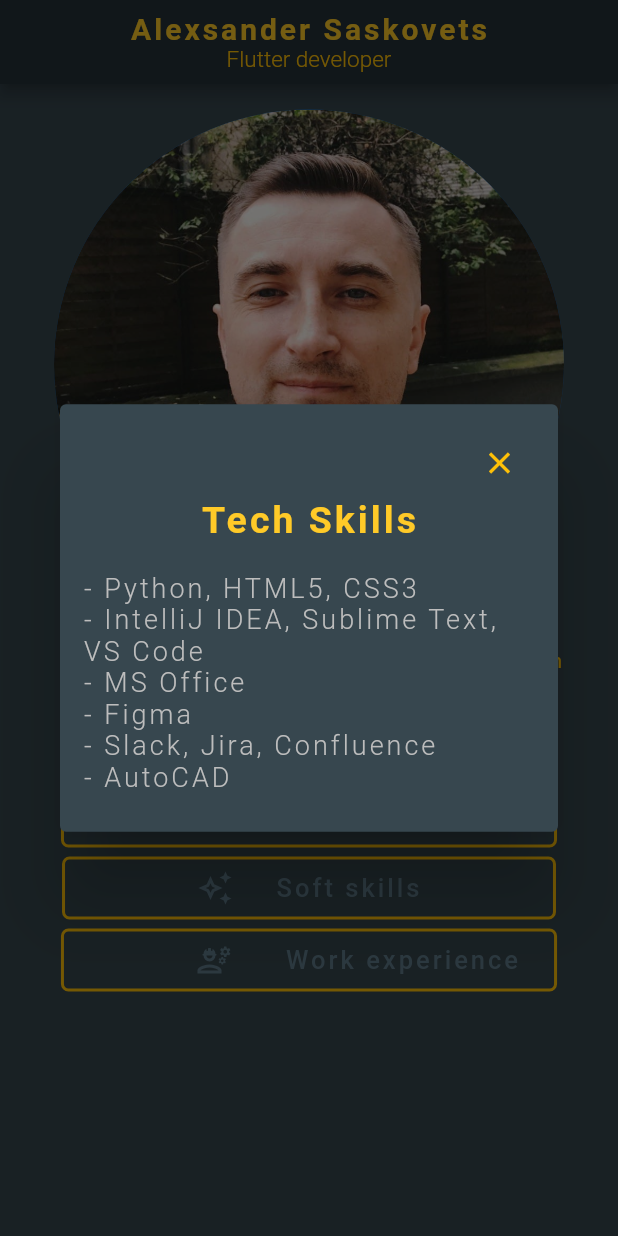
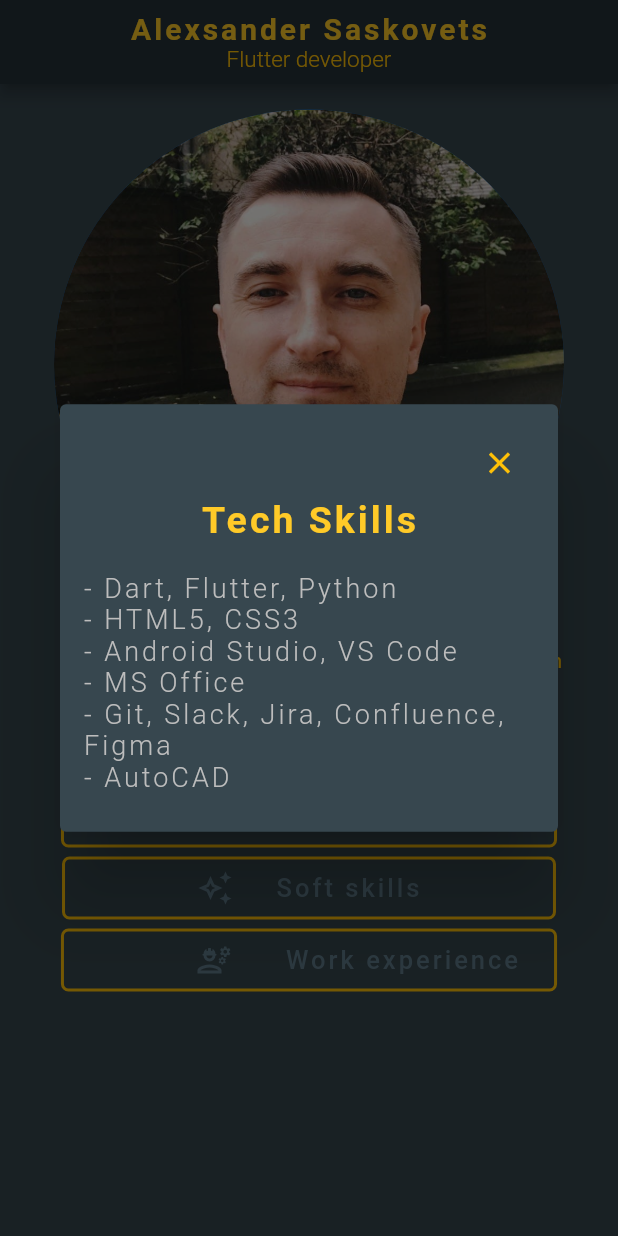
Before and after one commit to ungabunga84/My_CV_Flutter_App, a Flutter app: the screen it shows after launch, after a tap on "Tech skills", on a phone screen of 412 x 824 dp. Run offline on Flutter 3.47's test engine with Material 2 defaults, Android fonts, the phone set to English and light mode, and no system bars; Roboto replaces fonts that are missing (LibreFrankling).

Commit message:
2nd commit

```diff
--- a/lib/main.dart
+++ b/lib/main.dart
@@ -263,7 +263,7 @@ class _HomeState extends State<Home> {
                                             ),
                                             SizedBox(height: 20),
                                             Text(
-                                              '- Python, HTML5, CSS3',
+                                              '- Dart, Flutter, Python',
                                               style: TextStyle(
                                                 color: Colors.grey[400],
                                                 fontFamily: 'LibreFrankling',
@@ -274,7 +274,18 @@ class _HomeState extends State<Home> {
                                               ),
                                             ),
                                             Text(
-                                              '- IntelliJ IDEA, Sublime Text, VS Code',
+                                              '- HTML5, CSS3',
+                                              style: TextStyle(
+                                                color: Colors.grey[400],
+                                                fontFamily: 'LibreFrankling',
+                                                fontSize: 18.0,
+                                                fontStyle: FontStyle.normal,
+                                                fontWeight: FontWeight.w300,
+                                                letterSpacing: 2.0,
+                                              ),
+                                            ),
+                                            Text(
+                                              '- Android Studio, VS Code',
                                               style: TextStyle(
                                                 color: Colors.grey[400],
                                                 fontFamily: 'LibreFrankling',
@@ -296,18 +307,7 @@ class _HomeState extends State<Home> {
                                               ),
                                             ),
                                             Text(
-                                              '- Figma',
-                                              style: TextStyle(
-                                                color: Colors.grey[400],
-                                                fontFamily: 'LibreFrankling',
-                                                fontSize: 18.0,
-                                                fontStyle: FontStyle.normal,
-                                                fontWeight: FontWeight.w300,
-                                                letterSpacing: 2.0,
-                                              ),
-                                            ),
-                                            Text(
-                                              '- Slack, Jira, Confluence',
+                                              '- Git, Slack, Jira, Confluence, Figma',
                                               style: TextStyle(
                                                 color: Colors.grey[400],
                                                 fontFamily: 'LibreFrankling',
```
